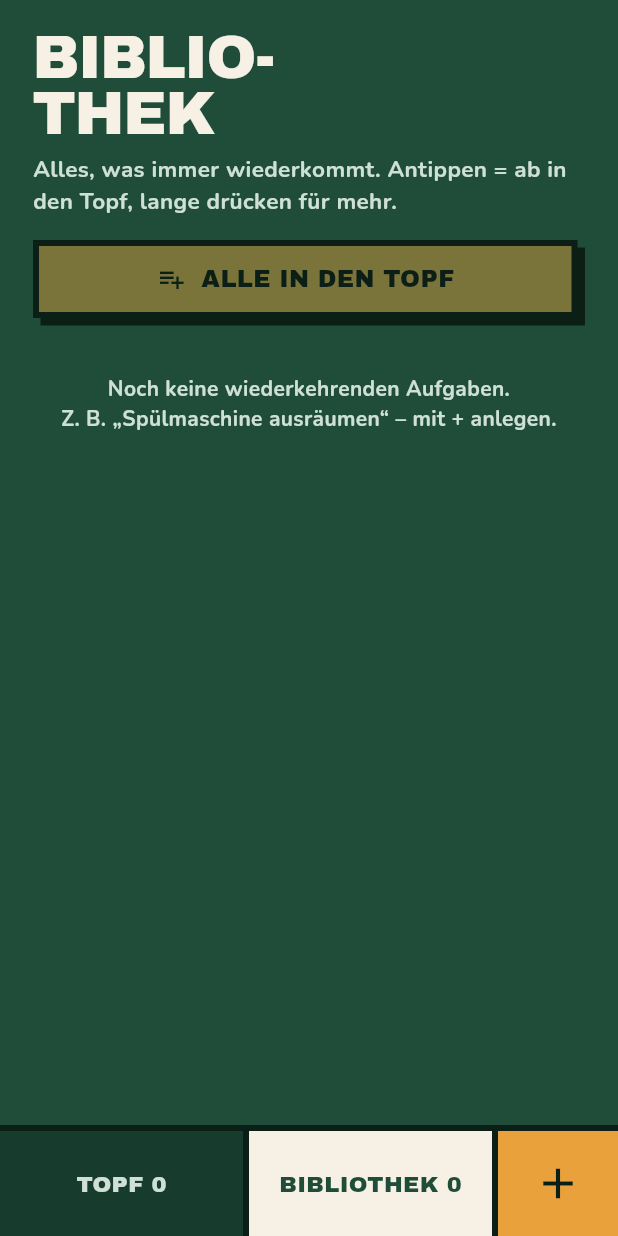
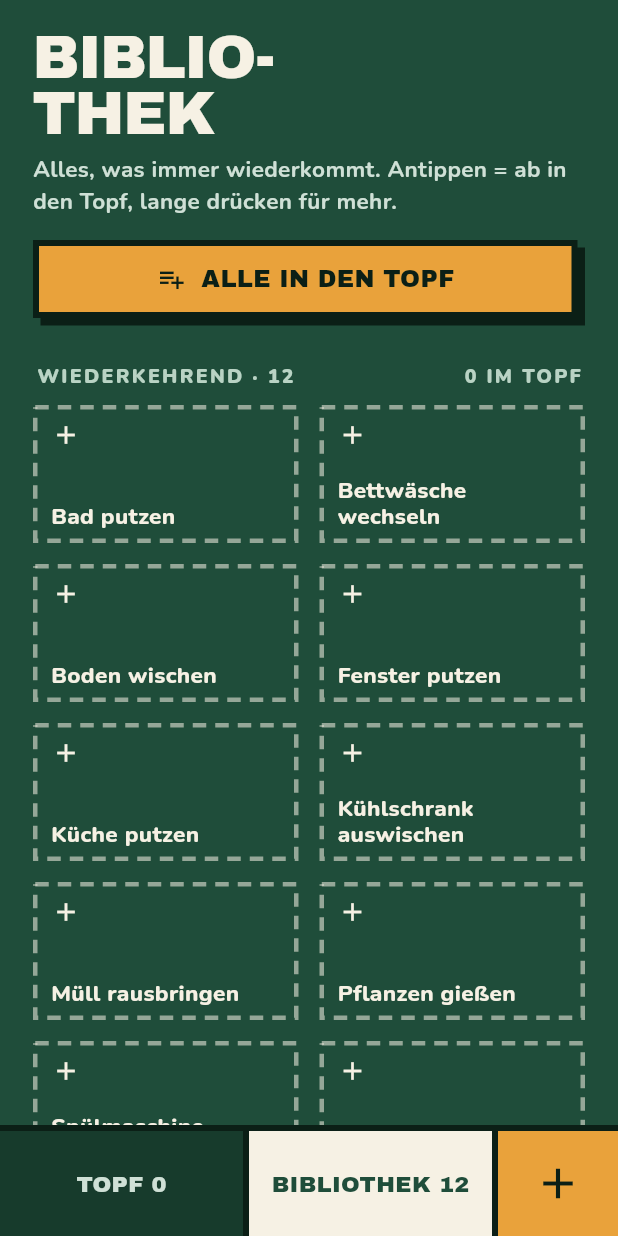
Before and after one commit to LeoStumpf/Putzwuerfel, a Flutter app: the screen it shows after launch, item 2 of the bottom bar chosen, on a phone screen of 412 x 824 dp. Run offline on Flutter 3.47's test engine with Material 3 defaults, Android fonts, the phone set to English and light mode, and no system bars; our stand-ins replace flutter_svg, shared_preferences.

Commit message:
AGPL-3.0-Lizenz; Bibliothek startet mit löschbaren Vorschlägen
Co-Authored-By: Claude Opus 5.5 <noreply@anthropic.com>

```diff
--- a/lib/store.dart
+++ b/lib/store.dart
@@ -42,9 +42,28 @@ class Chore {
 }
 
 class ChoreStore extends ChangeNotifier {
-  ChoreStore(this._prefs) {
-    _load();
+  /// [seedDefaults]: beim allerersten Start die Bibliothek mit
+  /// [defaultChores] füllen (Tests schalten das ab).
+  ChoreStore(this._prefs, {bool seedDefaults = true}) {
+    _load(seedDefaults);
   }
+
+  /// Startausstattung der Bibliothek beim ersten Öffnen – wiederkehrend,
+  /// nicht im Topf, löschbar wie jede andere Aufgabe.
+  static const defaultChores = [
+    'Bad putzen',
+    'Küche putzen',
+    'Staubsaugen',
+    'Boden wischen',
+    'Staub wischen',
+    'Müll rausbringen',
+    'Wäsche waschen',
+    'Bettwäsche wechseln',
+    'Fenster putzen',
+    'Kühlschrank auswischen',
+    'Spülmaschine ausräumen',
+    'Pflanzen gießen',
+  ];
 
   static const _key = 'chores_v1';
   static const _currentKey = 'current_v1';
@@ -79,10 +98,22 @@ class ChoreStore extends ChangeNotifier {
     return null;
   }
 
-  void _load() {
+  void _load(bool seedDefaults) {
     _currentId = _prefs.getString(_currentKey);
     final raw = _prefs.getString(_key);
-    if (raw == null) return;
+    if (raw == null) {
+      // Erster Start: einmal befüllen und sofort speichern, damit gelöschte
+      // Vorschläge nicht wiederkommen.
+      if (seedDefaults) {
+        for (final t in defaultChores) {
+          _chores.add(
+            Chore(id: _newId(), title: t, repeating: true, inPot: false),
+          );
+        }
+        _save();
+      }
+      return;
+    }
     final list = (jsonDecode(raw) as List).cast<Map<String, dynamic>>();
     _chores
       ..clear()
@@ -93,7 +124,9 @@ class ChoreStore extends ChangeNotifier {
     if (_currentId != null && current == null) _currentId = null;
     notifyListeners();
     await _prefs.setString(
-        _key, jsonEncode(_chores.map((c) => c.toJson()).toList()));
+      _key,
+      jsonEncode(_chores.map((c) => c.toJson()).toList()),
+    );
     if (_currentId == null) {
       await _prefs.remove(_currentKey);
     } else {
@@ -101,8 +134,7 @@ class ChoreStore extends ChangeNotifier {
     }
   }
 
-  String _newId() =>
-      '${DateTime.now().microsecondsSinceEpoch}-${_nextId++}';
+  String _newId() => '${DateTime.now().microsecondsSinceEpoch}-${_nextId++}';
 
   Future<Chore?> add(String title, {bool repeating = false}) async {
     final t = title.trim();
@@ -150,11 +182,14 @@ class ChoreStore extends ChangeNotifier {
     if (existing != null) {
       existing.repeating = true;
     } else {
-      _chores.add(Chore(
+      _chores.add(
+        Chore(
           id: snapshot.id,
           title: snapshot.title,
           repeating: true,
-          inPot: false));
+          inPot: false,
+        ),
+      );
     }
     await _save();
   }
--- a/pubspec.yaml
+++ b/pubspec.yaml
@@ -16,7 +16,7 @@ publish_to: 'none' # Remove this line if you wish to publish to pub.dev
 # https://developer.apple.com/library/archive/documentation/General/Reference/InfoPlistKeyReference/Articles/CoreFoundationKeys.html
 # In Windows, build-name is used as the major, minor, and patch parts
 # of the product and file versions while build-number is used as the build suffix.
-version: 1.1.0+3
+version: 1.2.0+4
 
 environment:
   sdk: ^3.12.0
```
Also changed, not shown: 4 other files. Lines whose indentation alone changed are shown as unchanged.
